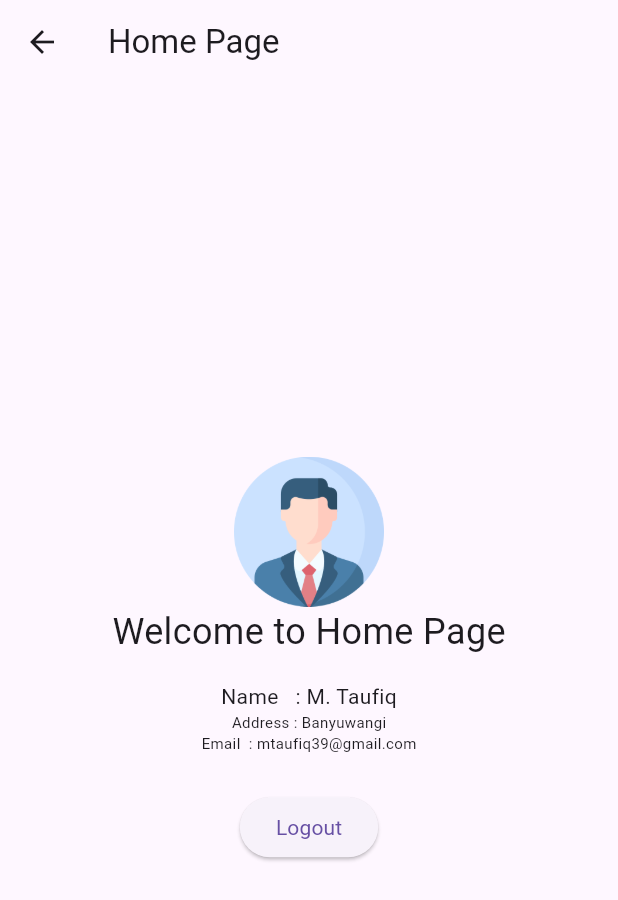
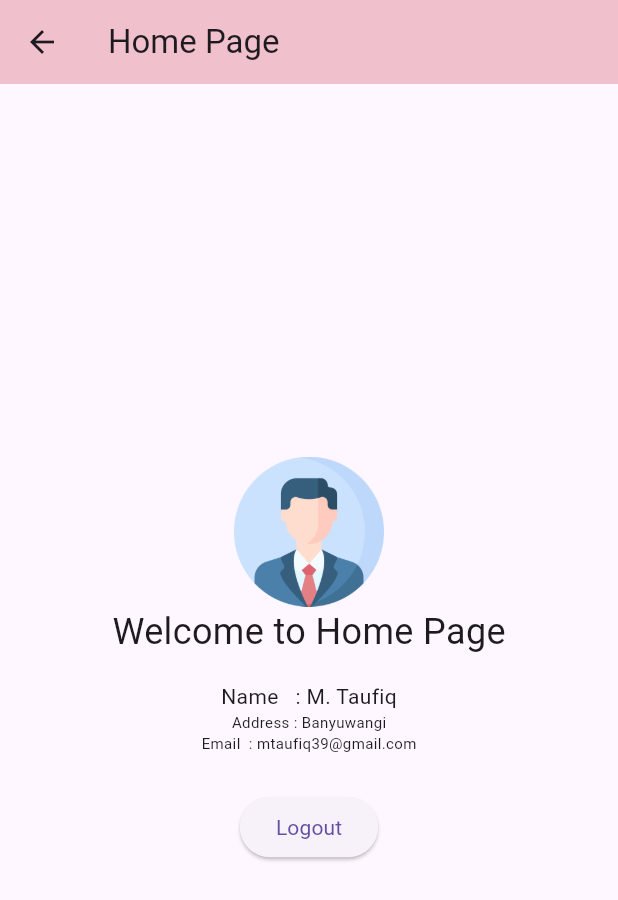
Before and after one commit to limfiq/submission1, a Flutter app: the HomePage screen opened directly, on a phone screen of 412 x 824 dp. Shown: the top 900 px of the screen. Run offline on Flutter 3.47's test engine with Material 3 defaults, Android fonts, the light colour scheme and no system bars.

Commit message:
Update file
1. Update login dengan statefull
2. update home dan register dengan menambahkan background pada appbar

```diff
--- a/lib/home.dart
+++ b/lib/home.dart
@@ -8,6 +8,8 @@ class HomePage extends StatelessWidget {
     return Scaffold(
       appBar: AppBar(
         title: Text('Home Page'),
+        backgroundColor: Colors.red[100],
+        elevation: 5.0,
       ),
       body: Row(
         children: <Widget>[
--- a/lib/register.dart
+++ b/lib/register.dart
@@ -13,6 +13,8 @@ class RegisterPage extends StatelessWidget {
     return Scaffold(
       appBar: AppBar(
         title: Text('Register'),
+        backgroundColor: Colors.amber[100],
+        elevation: 5.0,
       ),
       body: Padding(
         padding: const EdgeInsets.all(16.0),
```
Also changed, not shown: lib/login.dart (+8 -2 lines).
